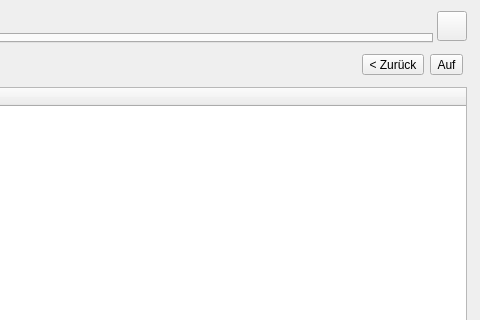
This is src/ui/main.ui in acambule/tablion as Qt 5 draws it before an edit; both pictures show x 720 to 1200 and y 0 to 320 of the 1200 by 800 pixel window. The edited form follows.
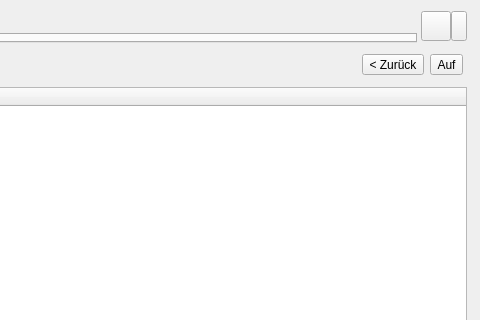
This is the edited form.

Commit message:
feat(split-view): add toggle functionality for split view modes
Implement a toggle button to switch between split view modes, enhancing user experience in managing file views. Update UI components and connect signals for the new functionality.

Patch:
```diff
--- a/src/ui/main.ui
+++ b/src/ui/main.ui
@@ -97,22 +97,74 @@
          </widget>
         </item>
         <item>
-           <widget class="QToolButton" name="btnSplitView">
+         <widget class="QWidget" name="splitButtonHost">
           <property name="minimumSize">
            <size>
-            <width>30</width>
+            <width>46</width>
             <height>30</height>
            </size>
           </property>
           <property name="maximumSize">
            <size>
-            <width>30</width>
+            <width>46</width>
             <height>30</height>
            </size>
           </property>
-          <property name="text">
-           <string/>
-          </property>
+          <layout class="QHBoxLayout" name="splitButtonHostLayout">
+           <property name="spacing">
+            <number>0</number>
+           </property>
+           <property name="leftMargin">
+            <number>0</number>
+           </property>
+           <property name="topMargin">
+            <number>0</number>
+           </property>
+           <property name="rightMargin">
+            <number>0</number>
+           </property>
+           <property name="bottomMargin">
+            <number>0</number>
+           </property>
+           <item>
+            <widget class="QToolButton" name="btnSplitToggle">
+             <property name="minimumSize">
+              <size>
+               <width>30</width>
+               <height>30</height>
+              </size>
+             </property>
+             <property name="maximumSize">
+              <size>
+               <width>30</width>
+               <height>30</height>
+              </size>
+             </property>
+             <property name="text">
+              <string/>
+             </property>
+            </widget>
+           </item>
+           <item>
+            <widget class="QToolButton" name="btnSplitMenu">
+             <property name="minimumSize">
+              <size>
+               <width>16</width>
+               <height>30</height>
+              </size>
+             </property>
+             <property name="maximumSize">
+              <size>
+               <width>16</width>
+               <height>30</height>
+              </size>
+             </property>
+             <property name="text">
+              <string/>
+             </property>
+            </widget>
+           </item>
+          </layout>
          </widget>
         </item>
        </layout>
```
The commit also changes 2 other files.
